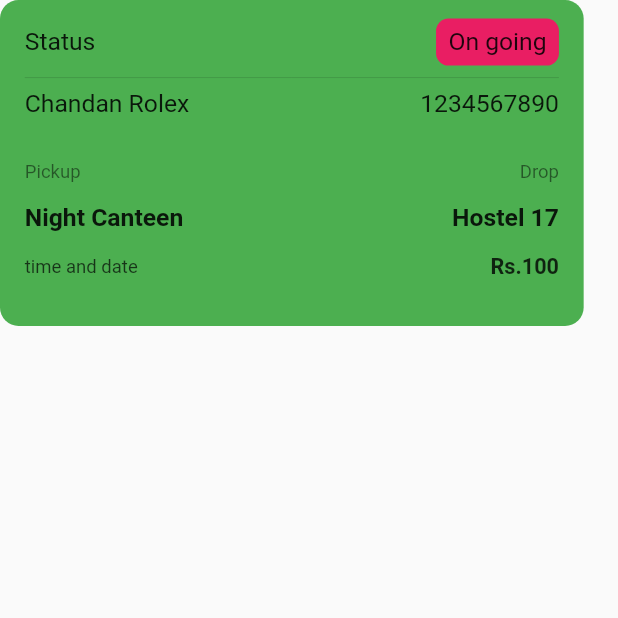
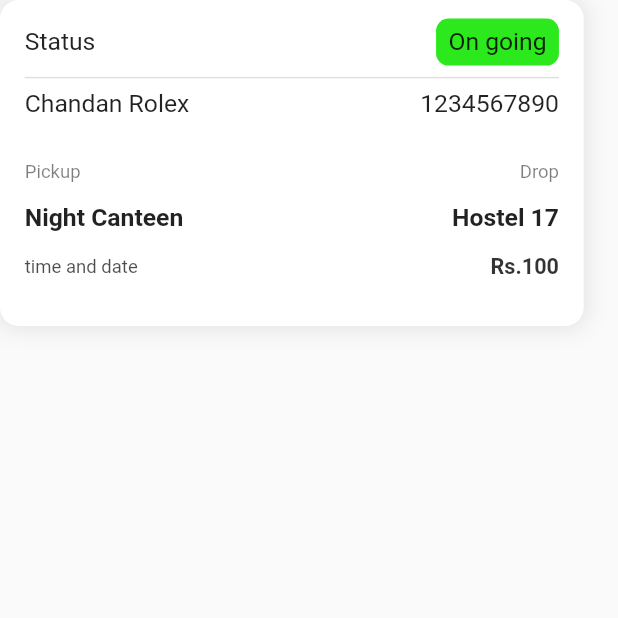
Before and after one commit to kaifakhtar/VoltGo, a Flutter app: the RideStatusPage screen opened directly, on a phone screen of 412 x 824 dp, the top half of it. Run offline on Flutter 3.47's test engine with Material 2 defaults, Android fonts, the phone set to English and light mode, and no system bars; our stand-ins replace cloud_firestore, firebase_auth, firebase_core, flutter_riverpod, flutter_screenutil, google_fonts and 1 more; accounts and stored records are empty.

Commit message:
ride status color card

```diff
--- a/lib/screens/booking_pickup_screen.dart
+++ b/lib/screens/booking_pickup_screen.dart
@@ -75,11 +75,11 @@ class _BookingPickupScreenState extends ConsumerState<BookingPickupScreen> {
           // crossAxisAlignment: CrossAxisAlignment.center,
           children: [
             SizedBox(height: 20.h),
-            BookingPickDestWidget(),
+            const BookingPickDestWidget(),
             SizedBox(
               height: 48.h,
             ),
-            DriverTilesContainer()
+            const DriverTilesContainer()
           ],
         ),
       ),
--- a/lib/screens/ride_status_screen.dart
+++ b/lib/screens/ride_status_screen.dart
@@ -12,7 +12,7 @@ class RideStatusPage extends StatefulWidget {
 class _RideStatusPageState extends State<RideStatusPage> {
   @override
   Widget build(BuildContext context) {
-    return Scaffold(
+    return const Scaffold(
       body: RideStatusWidget(),
     );
   }
--- a/lib/widgets/ride_status_widget.dart
+++ b/lib/widgets/ride_status_widget.dart
@@ -16,7 +16,16 @@ class _RideStatusWidgetState extends State<RideStatusWidget> {
       width: 340.w,
       padding: EdgeInsets.symmetric(horizontal: 16.h),
       decoration: BoxDecoration(
-          borderRadius: BorderRadius.circular(12.h), color: Colors.green),
+        boxShadow: [
+          BoxShadow(
+              color: Colors.black.withOpacity(0.1),
+              blurRadius: 12.r,
+              spreadRadius: 1.r,
+              offset: Offset(0.h, 0.h))
+        ],
+        color: Colors.white,
+        borderRadius: BorderRadius.circular(12.h),
+      ),
       child: Column(
         children: [
           SizedBox(
@@ -37,11 +46,13 @@ class _RideStatusWidgetState extends State<RideStatusWidget> {
                 padding: EdgeInsets.symmetric(vertical: 6.h, horizontal: 8.h),
                 decoration: BoxDecoration(
                     borderRadius: BorderRadius.circular(8.h),
-                    color: Colors.pink),
+                    color: Color.fromARGB(255, 44, 233, 30)),
               ),
             ],
           ),
-          Divider(),
+          Divider(
+            thickness: 1.0,
+          ),
           Row(
             mainAxisAlignment: MainAxisAlignment.spaceBetween,
             children: [
```
